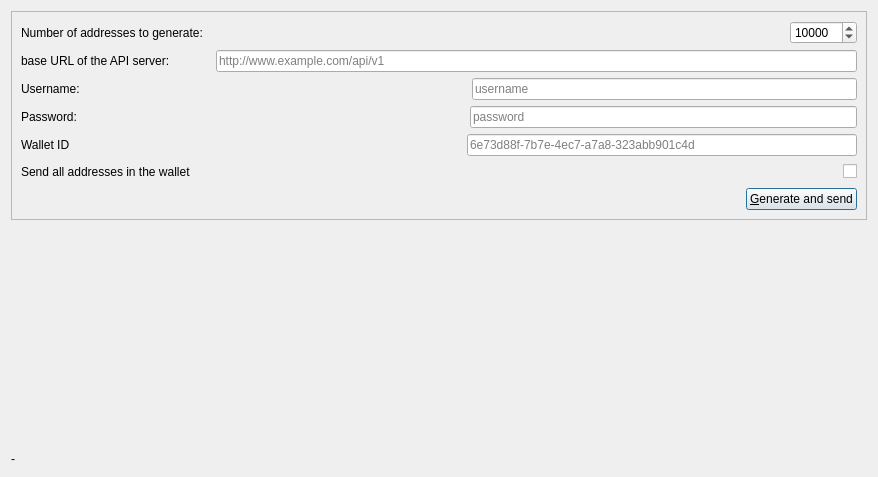
Qt form src/qt/forms/enhoptionsdialog.ui (evobits/bitcoin) before a commit.
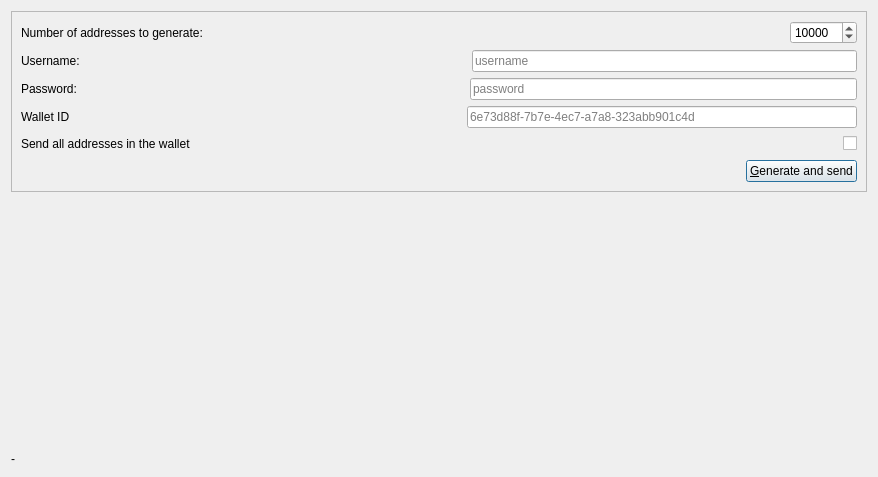
The same form after that commit.

Commit message: Make API URL hard-coded

Patch:
```diff
--- a/src/qt/forms/enhoptionsdialog.ui
+++ b/src/qt/forms/enhoptionsdialog.ui
@@ -78,43 +78,6 @@
         </item>
        </layout>
       </item>
-      <item>
-       <layout class="QHBoxLayout" name="horizontalLayout_12">
-        <item>
-         <widget class="QLabel" name="label_11">
-          <property name="text">
-           <string>base URL of the API server:</string>
-          </property>
-         </widget>
-        </item>
-        <item>
-         <spacer name="horizontalSpacer_13">
-          <property name="orientation">
-           <enum>Qt::Horizontal</enum>
-          </property>
-          <property name="sizeType">
-           <enum>QSizePolicy::Maximum</enum>
-          </property>
-          <property name="sizeHint" stdset="0">
-           <size>
-            <width>40</width>
-            <height>20</height>
-           </size>
-          </property>
-         </spacer>
-        </item>
-        <item>
-         <widget class="QLineEdit" name="leUrl">
-          <property name="text">
-           <string/>
-          </property>
-          <property name="placeholderText">
-           <string>http://www.example.com/api/v1</string>
-          </property>
-         </widget>
-        </item>
-       </layout>
-      </item>
       <item>
        <layout class="QHBoxLayout" name="horizontalLayout_14">
         <item>
```
The commit also changes 2 other files.
